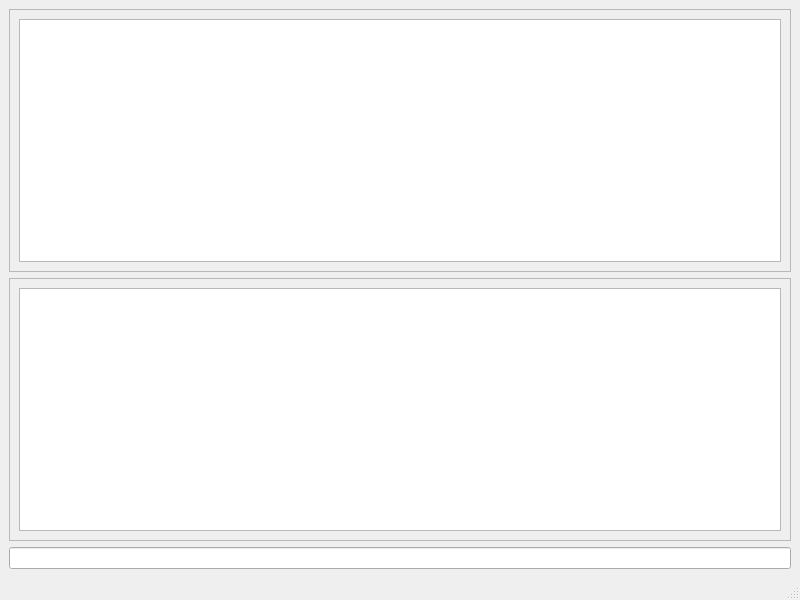
Above: pymumblegui.ui from robozman/pymumblegui before the change. Below: the same form after it.
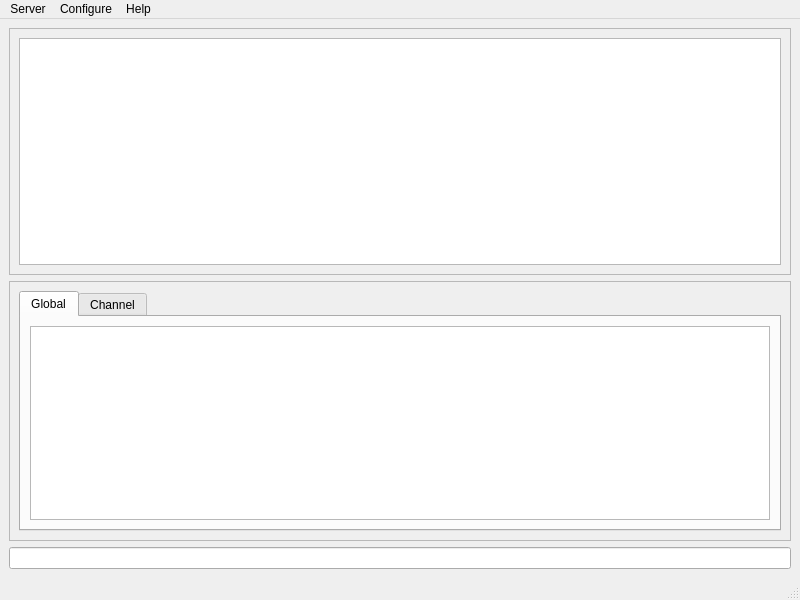
That is the form after the change.

Diff of the .ui file:
```diff
--- a/pymumblegui.ui
+++ b/pymumblegui.ui
@@ -28,12 +28,16 @@
            <x>0</x>
            <y>0</y>
            <width>778</width>
-           <height>248</height>
+           <height>234</height>
           </rect>
          </property>
          <layout class="QGridLayout" name="gridLayout_2">
-          <item row="1" column="0">
-           <widget class="QTreeView" name="treeView"/>
+          <item row="0" column="0">
+           <widget class="QTreeWidget" name="treeWidget">
+            <property name="columnCount">
+             <number>0</number>
+            </property>
+           </widget>
           </item>
          </layout>
         </widget>
@@ -56,18 +60,58 @@
            <x>0</x>
            <y>0</y>
            <width>778</width>
-           <height>247</height>
+           <height>261</height>
           </rect>
          </property>
          <layout class="QGridLayout" name="gridLayout_3">
-          <item row="1" column="0">
-           <widget class="QTextEdit" name="textEdit">
-            <property name="readOnly">
-             <bool>true</bool>
-            </property>
-            <property name="cursorWidth">
+          <item row="0" column="0">
+           <widget class="QTabWidget" name="tabbed_chat">
+            <property name="currentIndex">
              <number>0</number>
             </property>
+            <widget class="QWidget" name="tab_3">
+             <property name="cursor">
+              <cursorShape>ArrowCursor</cursorShape>
+             </property>
+             <attribute name="title">
+              <string>Global</string>
+             </attribute>
+             <layout class="QGridLayout" name="gridLayout_4">
+              <item row="0" column="0">
+               <widget class="QTextEdit" name="global_chat">
+                <property name="inputMethodHints">
+                 <set>Qt::ImhNone</set>
+                </property>
+                <property name="readOnly">
+                 <bool>true</bool>
+                </property>
+                <property name="cursorWidth">
+                 <number>0</number>
+                </property>
+               </widget>
+              </item>
+             </layout>
+            </widget>
+            <widget class="QWidget" name="tab_4">
+             <attribute name="title">
+              <string>Channel</string>
+             </attribute>
+             <layout class="QGridLayout" name="gridLayout_5">
+              <item row="0" column="0">
+               <widget class="QTextEdit" name="channel_chat">
+                <property name="inputMethodHints">
+                 <set>Qt::ImhNone</set>
+                </property>
+                <property name="readOnly">
+                 <bool>true</bool>
+                </property>
+                <property name="cursorWidth">
+                 <number>0</number>
+                </property>
+               </widget>
+              </item>
+             </layout>
+            </widget>
            </widget>
           </item>
          </layout>
@@ -90,6 +134,29 @@
      <height>22</height>
     </rect>
    </property>
+   <widget class="QMenu" name="menuServer">
+    <property name="title">
+     <string>Server</string>
+    </property>
+    <addaction name="actionConnect"/>
+    <addaction name="actionDisconnect"/>
+    <addaction name="actionInformation"/>
+    <addaction name="actionQuit_pymumblegui"/>
+   </widget>
+   <widget class="QMenu" name="menu3">
+    <property name="title">
+     <string>Configure</string>
+    </property>
+    <addaction name="actionSettings"/>
+   </widget>
+   <widget class="QMenu" name="menuHelp">
+    <property name="title">
+     <string>Help</string>
+    </property>
+   </widget>
+   <addaction name="menuServer"/>
+   <addaction name="menu3"/>
+   <addaction name="menuHelp"/>
   </widget>
   <widget class="QStatusBar" name="statusbar"/>
  </widget>
```
Left out of the diff: 25 changed lines with no effect on the pictures.
